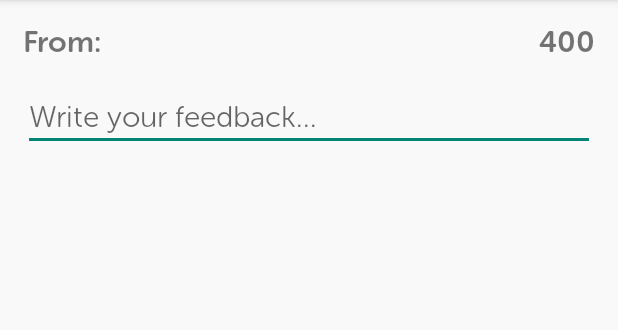
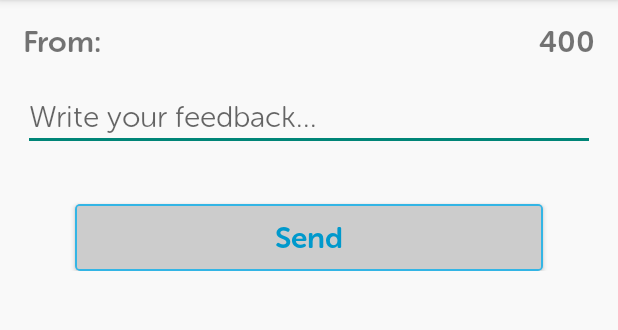
Before and after one commit to RaggedyCoder/Donate_Life, an Android app: the FeedbackActivity screen opened directly, with no data from a screen before it, on a phone screen of 412 x 824 dp, the part 84-414 px from its top. Run offline under Robolectric (Android 15) with nearby library versions, the phone set to English and light mode, and no system bars; 6 statements that could not run were skipped.

Commit message:
initial commit

```diff
--- a/app/src/main/java/com/project/bluepandora/blooddonation/activities/FeedbackActivity.java
+++ b/app/src/main/java/com/project/bluepandora/blooddonation/activities/FeedbackActivity.java
@@ -3,6 +3,8 @@ package com.project.bluepandora.blooddonation.activities;
 import android.content.Context;
 import android.os.Bundle;
 import android.support.v7.app.ActionBarActivity;
+import android.text.Editable;
+import android.text.TextWatcher;
 import android.util.AttributeSet;
 import android.view.Menu;
 import android.view.MenuItem;
@@ -10,6 +12,7 @@ import android.view.View;
 
 import com.project.bluepandora.blooddonation.datasource.UserDataSource;
 import com.project.bluepandora.donatelife.R;
+import com.widget.CustomButton;
 import com.widget.CustomEditText;
 import com.widget.CustomTextView;
 
@@ -20,6 +23,7 @@ public class FeedbackActivity extends ActionBarActivity {
     private CustomTextView mobileNumber;
     private CustomTextView textCounter;
     private CustomEditText feedback;
+    private CustomButton sendFeedback;
     private UserDataSource userDatabase;
 
     @Override
@@ -29,10 +33,36 @@ public class FeedbackActivity extends ActionBarActivity {
         feedback = (CustomEditText) findViewById(R.id.feedback_edittext);
         mobileNumber = (CustomTextView) findViewById(R.id.mobile_number);
         textCounter = (CustomTextView) findViewById(R.id.counter);
+        sendFeedback = (CustomButton) findViewById(R.id.send);
         userDatabase = new UserDataSource(this);
         userDatabase.open();
         mobileNumber.setText(userDatabase.getAllUserItem().get(0).getMobileNumber());
         userDatabase.close();
+        feedback.addTextChangedListener(new TextWatcher() {
+            @Override
+            public void beforeTextChanged(CharSequence s, int start, int count, int after) {
+
+            }
+
+            @Override
+            public void onTextChanged(CharSequence s, int start, int before, int count) {
+                textCounter.setText("" + (400 - feedback.getText().length()));
+                if (feedback.getText().length() != 0) {
+                    if (feedback.getText().toString().replace('\n', '\0').length() == 0) {
+                        sendFeedback.setEnabled(false);
+                    } else if (feedback.getText().toString().replace(' ', '\0').length() == 0) {
+                        sendFeedback.setEnabled(false);
+                    } else {
+                        sendFeedback.setEnabled(true);
+                    }
+                }
+            }
+
+            @Override
+            public void afterTextChanged(Editable s) {
+
+            }
+        });
 
     }
 
--- a/app/src/main/res/layout/activity_feedback.xml
+++ b/app/src/main/res/layout/activity_feedback.xml
@@ -68,6 +68,21 @@
                 android:maxLength="400"
                 android:scrollbars="vertical"
                 android:textSize="20sp" />
+
+            <com.widget.CustomButton
+                android:id="@+id/send"
+                style="@style/MuseoSansRounded_700_button"
+                android:layout_width="match_parent"
+                android:layout_height="wrap_content"
+                android:layout_marginLeft="50dip"
+                android:layout_marginRight="50dip"
+                android:textColor="@color/holo_blue_dark"
+                android:layout_marginTop="20dip"
+                android:background="@drawable/btn_blue_holo"
+                android:minHeight="0.0dip"
+                android:padding="10dip"
+                android:text="@string/send_feedback"
+                android:textSize="20.0sp" />
         </LinearLayout>
     </ScrollView>
 </LinearLayout>
--- a/app/src/main/res/values/strings.xml
+++ b/app/src/main/res/values/strings.xml
@@ -76,6 +76,8 @@
     <string name="confirm">Confirm</string>
     <!--  -->
     <string name="registration">Register</string>
+    <!--  -->
+    <string name="send_feedback">Send</string>
 
     <!--  -->
     <string name="register_name_first">First Name</string>
```
Also changed, not shown: app/src/main/res/layout/fragment_feed.xml (+3 -5 lines).
